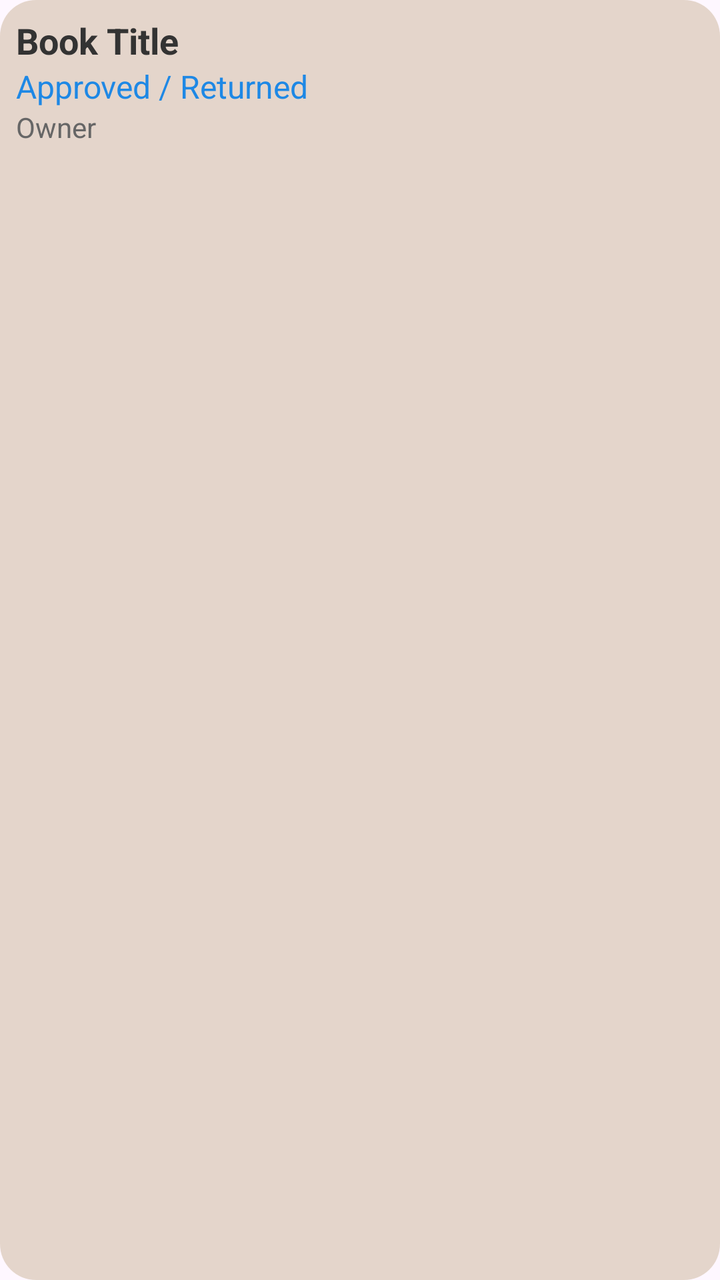
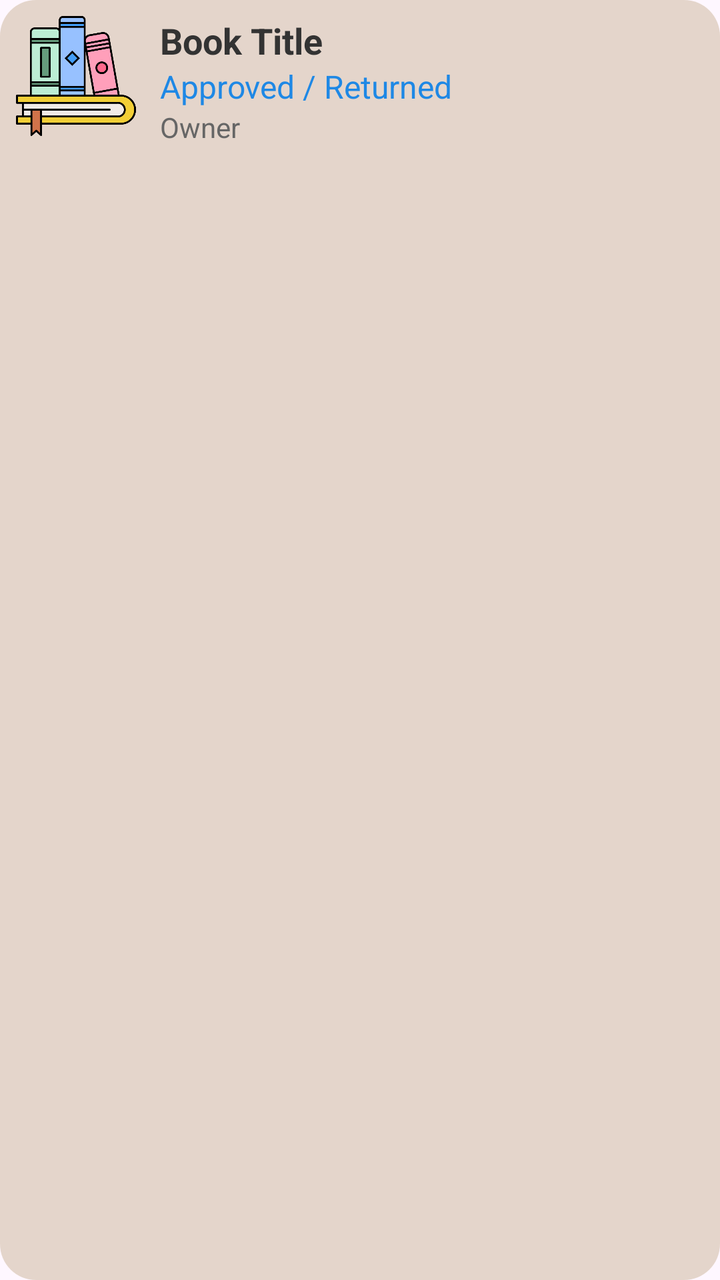

An Android layout rendered at two revisions. The XML below is the earlier revision; the diff shows what the commit changed to produce the second picture.
<!-- AndroidManifest.xml: application theme Theme.BookBorrow -->
<!-- res/layout/item_borrow.xml -->
<LinearLayout xmlns:android="http://schemas.android.com/apk/res/android"
    android:orientation="vertical"
    android:padding="8dp"
    android:layout_width="match_parent"
    android:layout_height="wrap_content"
    android:background="@drawable/card_dashboard">

    <TextView
        android:id="@+id/tvBorrowBook"
        android:layout_width="wrap_content"
        android:layout_height="wrap_content"
        android:text="Book Title"
        android:textSize="18sp"
        android:textStyle="bold"
        android:textColor="#333"/>

    <TextView
        android:id="@+id/tvBorrowStatus"
        android:layout_width="wrap_content"
        android:layout_height="wrap_content"
        android:text="Approved / Returned"
        android:textSize="16sp"
        android:textColor="#1E88E5"/>

    <TextView
        android:id="@+id/tvBorrowOwner"
        android:layout_width="wrap_content"
        android:layout_height="wrap_content"
        android:text="Owner"
        android:textSize="14sp"
        android:textColor="#666"/>
</LinearLayout>
<!-- resources referenced by this layout -->
<resources>
  <!-- drawable card_dashboard (drawable) -->
  <shape xmlns:android="http://schemas.android.com/apk/res/android">
  
      <solid android:color="#B3DBC8B5" />
  
      <corners android:radius="18dp" />
  
  </shape>
  <style name="Theme.BookBorrow" parent="Base.Theme.BookBorrow" />
  <style name="Base.Theme.BookBorrow" parent="Theme.Material3.DayNight.NoActionBar">
          
          
      </style>
</resources>

<!-- the commit's change to res/layout/item_borrow.xml (unified diff, before → after) -->
@@ -1,9 +1,23 @@
 <LinearLayout xmlns:android="http://schemas.android.com/apk/res/android"
-    android:orientation="vertical"
+    android:orientation="horizontal"
     android:padding="8dp"
     android:layout_width="match_parent"
     android:layout_height="wrap_content"
     android:background="@drawable/card_dashboard">
+
+    <ImageView
+    android:id="@+id/ivBookImage"
+    android:layout_width="60dp"
+    android:layout_height="60dp"
+    android:scaleType="centerCrop"
+    android:src="@drawable/ic_book"
+    android:layout_marginEnd="12dp" />
+
+    <LinearLayout
+    android:orientation="vertical"
+    android:layout_width="0dp"
+    android:layout_height="wrap_content"
+    android:layout_weight="1">
 
     <TextView
         android:id="@+id/tvBorrowBook"
@@ -29,4 +43,6 @@
         android:text="Owner"
         android:textSize="14sp"
         android:textColor="#666"/>
+    </LinearLayout>
+
 </LinearLayout>
<!-- resource entries referenced after the edit -->
@@ -8,6 +8,7 @@
       <corners android:radius="18dp" />
   
   </shape>
+  <!-- drawable ic_book: png bitmap (drawable, 20071 bytes) -->
   <style name="Theme.BookBorrow" parent="Base.Theme.BookBorrow" />
   <style name="Base.Theme.BookBorrow" parent="Theme.Material3.DayNight.NoActionBar">
           
